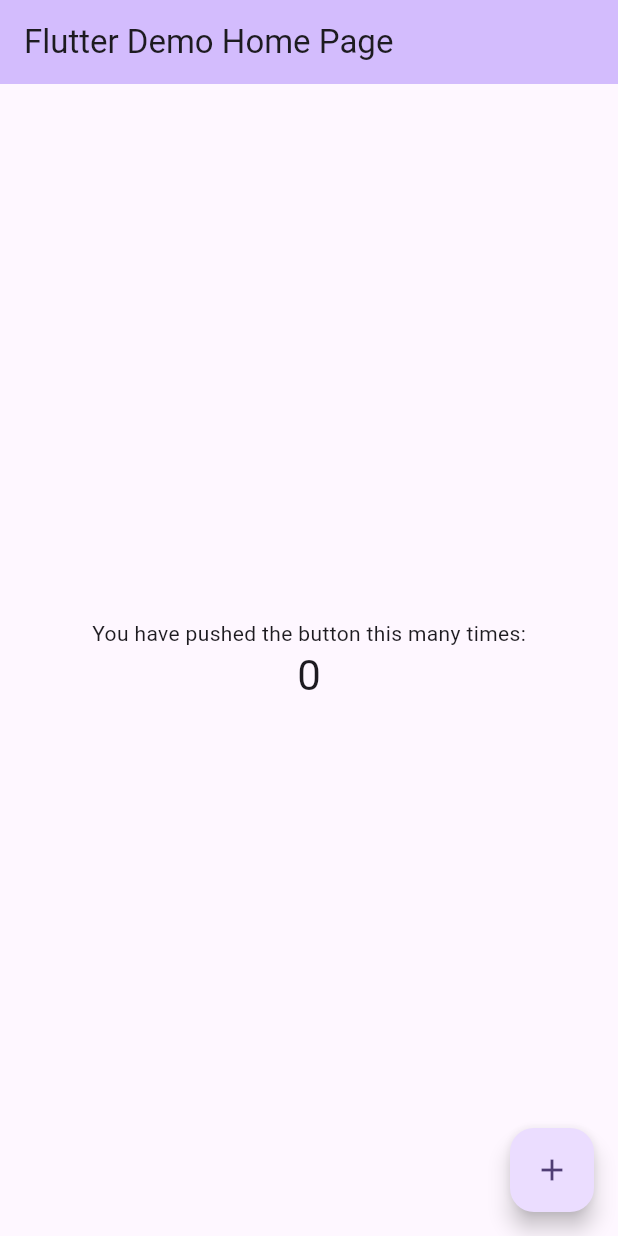
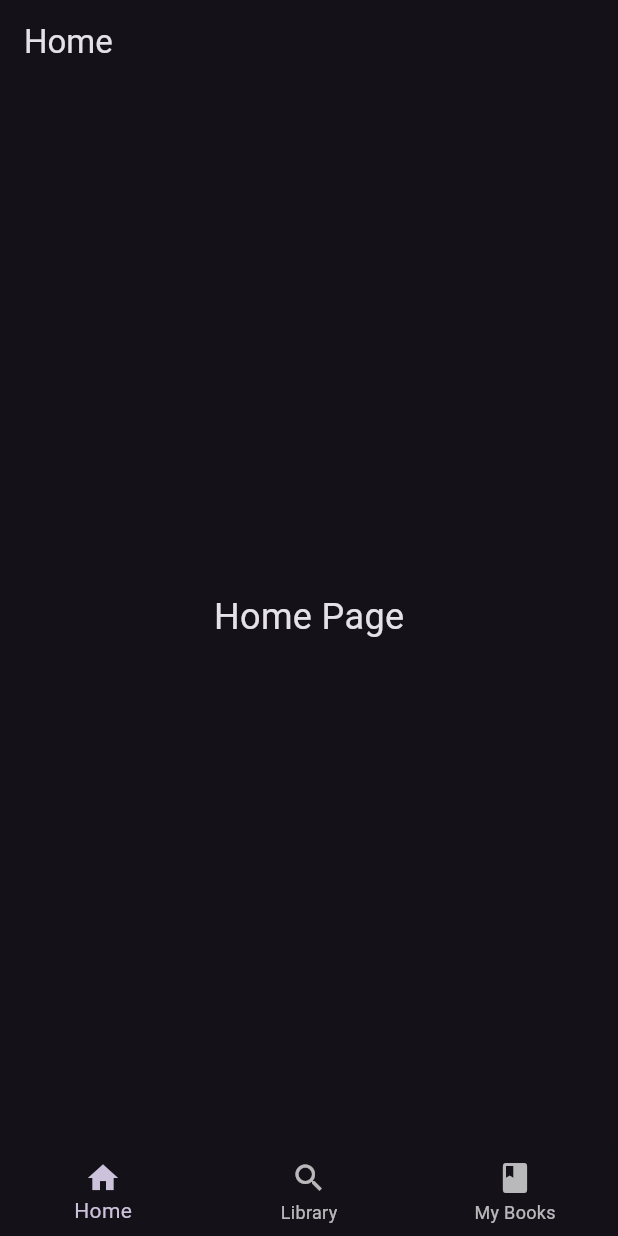
Before and after one commit to snowep/carnation, a Flutter app: the screen it shows after launch, on a phone screen of 412 x 824 dp. Run offline on Flutter 3.47's test engine with Material 3 defaults, Android fonts, the phone set to English and light mode, and no system bars; our stand-ins replace firebase_core; accounts and stored records are empty.

Commit message:
(+) Firebase, BottomNavigationBar
Integrate with firestore, and add bottomNavigationBar to navigate each screen, consist of home, library, and my books.

```diff
--- a/lib/main.dart
+++ b/lib/main.dart
@@ -1,6 +1,13 @@
+import 'package:carnation/firebase_options.dart';
+import 'package:carnation/view/home/home.dart';
+import 'package:firebase_core/firebase_core.dart';
 import 'package:flutter/material.dart';
 
-void main() {
+void main() async {
+  WidgetsFlutterBinding.ensureInitialized();
+  await Firebase.initializeApp(
+    options: DefaultFirebaseOptions.android,
+  );
   runApp(const MyApp());
 }
 
@@ -12,114 +19,12 @@
   Widget build(BuildContext context) {
     return MaterialApp(
       title: 'Flutter Demo',
+      debugShowCheckedModeBanner: false,
       theme: ThemeData(
-        // This is the theme of your application.
-        //
-        // TRY THIS: Try running your application with "flutter run". You'll see
-        // the application has a purple toolbar. Then, without quitting the app,
-        // try changing the seedColor in the colorScheme below to Colors.green
-        // and then invoke "hot reload" (save your changes or press the "hot
-        // reload" button in a Flutter-supported IDE, or press "r" if you used
-        // the command line to start the app).
-        //
-        // Notice that the counter didn't reset back to zero; the application
-        // state is not lost during the reload. To reset the state, use hot
-        // restart instead.
-        //
-        // This works for code too, not just values: Most code changes can be
-        // tested with just a hot reload.
-        colorScheme: ColorScheme.fromSeed(seedColor: Colors.deepPurple),
         useMaterial3: true,
+        brightness: Brightness.dark
       ),
-      home: const MyHomePage(title: 'Flutter Demo Home Page'),
+      home: const HomePage(),
     );
   }
 }
-
-class MyHomePage extends StatefulWidget {
-  const MyHomePage({super.key, required this.title});
-
-  // This widget is the home page of your application. It is stateful, meaning
-  // that it has a State object (defined below) that contains fields that affect
-  // how it looks.
-
-  // This class is the configuration for the state. It holds the values (in this
-  // case the title) provided by the parent (in this case the App widget) and
-  // used by the build method of the State. Fields in a Widget subclass are
-  // always marked "final".
-
-  final String title;
-
-  @override
-  State<MyHomePage> createState() => _MyHomePageState();
-}
-
-class _MyHomePageState extends State<MyHomePage> {
-  int _counter = 0;
-
-  void _incrementCounter() {
-    setState(() {
-      // This call to setState tells the Flutter framework that something has
-      // changed in this State, which causes it to rerun the build method below
-      // so that the display can reflect the updated values. If we changed
-      // _counter without calling setState(), then the build method would not be
-      // called again, and so nothing would appear to happen.
-      _counter++;
-    });
-  }
-
-  @override
-  Widget build(BuildContext context) {
-    // This method is rerun every time setState is called, for instance as done
-    // by the _incrementCounter method above.
-    //
-    // The Flutter framework has been optimized to make rerunning build methods
-    // fast, so that you can just rebuild anything that needs updating rather
-    // than having to individually change instances of widgets.
-    return Scaffold(
-      appBar: AppBar(
-        // TRY THIS: Try changing the color here to a specific color (to
-        // Colors.amber, perhaps?) and trigger a hot reload to see the AppBar
-        // change color while the other colors stay the same.
-        backgroundColor: Theme.of(context).colorScheme.inversePrimary,
-        // Here we take the value from the MyHomePage object that was created by
-        // the App.build method, and use it to set our appbar title.
-        title: Text(widget.title),
-      ),
-      body: Center(
-        // Center is a layout widget. It takes a single child and positions it
-        // in the middle of the parent.
-        child: Column(
-          // Column is also a layout widget. It takes a list of children and
-          // arranges them vertically. By default, it sizes itself to fit its
-          // children horizontally, and tries to be as tall as its parent.
-          //
-          // Column has various properties to control how it sizes itself and
-          // how it positions its children. Here we use mainAxisAlignment to
-          // center the children vertically; the main axis here is the vertical
-          // axis because Columns are vertical (the cross axis would be
-          // horizontal).
-          //
-          // TRY THIS: Invoke "debug painting" (choose the "Toggle Debug Paint"
-          // action in the IDE, or press "p" in the console), to see the
-          // wireframe for each widget.
-          mainAxisAlignment: MainAxisAlignment.center,
-          children: <Widget>[
-            const Text(
-              'You have pushed the button this many times:',
-            ),
-            Text(
-              '$_counter',
-              style: Theme.of(context).textTheme.headlineMedium,
-            ),
-          ],
-        ),
-      ),
-      floatingActionButton: FloatingActionButton(
-        onPressed: _incrementCounter,
-        tooltip: 'Increment',
-        child: const Icon(Icons.add),
-      ), // This trailing comma makes auto-formatting nicer for build methods.
-    );
-  }
-}
--- /dev/null
+++ b/lib/view/home/home.dart
@@ -0,0 +1,66 @@
+import 'package:carnation/view/library/library.dart';
+import 'package:carnation/view/my_books/my_books.dart';
+import 'package:flutter/material.dart';
+
+class HomePage extends StatefulWidget {
+  const HomePage({super.key});
+
+  @override
+  State<HomePage> createState() => _HomePageState();
+}
+
+class _HomePageState extends State<HomePage> {
+  int _selectedIndex = 0;
+  final List<MenuItem> menuItems = [
+    MenuItem(label: 'Home', icon: Icons.home, screen: const HomeScreen()),
+    MenuItem(label: 'Library', icon: Icons.search_outlined, screen: const LibraryScreen()),
+    MenuItem(label: 'My Books', icon: Icons.book, screen: const MyBooksScreen()),
+  ];
+
+
+  @override
+  Widget build(BuildContext context) {
+    return Scaffold(
+      body: menuItems[_selectedIndex].screen,
+      bottomNavigationBar: BottomNavigationBar(
+        items: menuItems.map((menuItem) => BottomNavigationBarItem(
+          icon: Icon(menuItem.icon),
+          label: menuItem.label,
+        )).toList(),
+        currentIndex: _selectedIndex,
+        onTap: (int index) {
+          setState(() {
+            _selectedIndex = index;
+          });
+        },
+      ),
+    );
+  }
+}
+
+class MenuItem {
+  final String label;
+  final IconData icon;
+  final Widget screen; // Reference to the screen widget
+
+  MenuItem({required this.label, required this.icon, required this.screen});
+}
+
+class HomeScreen extends StatelessWidget {
+  const HomeScreen({super.key});
+
+  @override
+  Widget build(BuildContext context) {
+    return Scaffold(
+      appBar: AppBar(
+        title: const Text('Home'),
+      ),
+      body: const Center(
+        child: Text(
+          'Home Page',
+          style: TextStyle(fontSize: 24),
+        ),
+      ),
+    );
+  }
+}
--- a/pubspec.yaml
+++ b/pubspec.yaml
@@ -35,6 +35,7 @@ dependencies:
   # The following adds the Cupertino Icons font to your application.
   # Use with the CupertinoIcons class for iOS style icons.
   cupertino_icons: ^1.0.6
+  firebase_core: ^2.28.0
 
 dev_dependencies:
   flutter_test:
```
Also changed, not shown: database.rules.json (added, +7 -0 lines), lib/view/library/library.dart (added, +25 -0 lines), lib/view/my_books/my_books.dart (added, +25 -0 lines), firebase.json (added), lib/firebase_options.dart (added), pubspec.lock, 9 other files.
